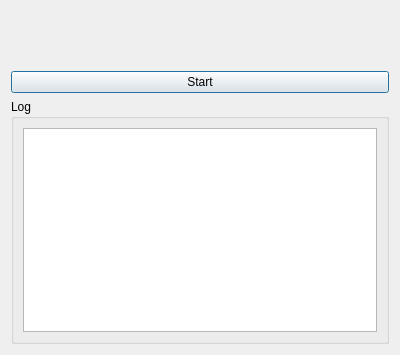
Before: the Qt Designer form discnet_sim/src/ui/widgets/NodeDialog.ui in smashmeta/discnet, drawn with Qt 5.
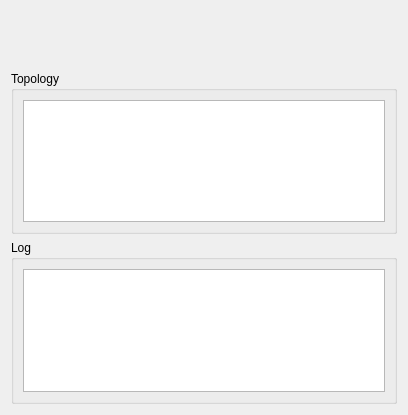
After: the same form once the commit is applied.

Commit message: topology view

Patch:
```diff
--- a/discnet_sim/src/ui/widgets/NodeDialog.ui
+++ b/discnet_sim/src/ui/widgets/NodeDialog.ui
@@ -6,8 +6,8 @@
    <rect>
     <x>0</x>
     <y>0</y>
-    <width>400</width>
-    <height>355</height>
+    <width>408</width>
+    <height>415</height>
    </rect>
   </property>
   <property name="windowTitle">
@@ -20,22 +20,25 @@
       <font>
        <family>Rubik</family>
        <pointsize>30</pointsize>
+       <weight>75</weight>
        <bold>true</bold>
       </font>
      </property>
      <property name="text">
       <string/>
      </property>
-     <property name="alignment">
-      <set>Qt::AlignmentFlag::AlignCenter</set>
-     </property>
     </widget>
    </item>
    <item>
-    <widget class="QPushButton" name="btnEnable">
-     <property name="text">
-      <string>Start</string>
+    <widget class="QGroupBox" name="groupBox_2">
+     <property name="title">
+      <string>Topology</string>
      </property>
+     <layout class="QVBoxLayout" name="verticalLayout_3">
+      <item>
+       <widget class="QTableView" name="tvTopology"/>
+      </item>
+     </layout>
     </widget>
    </item>
    <item>
```
The commit also changes 10 other files.
